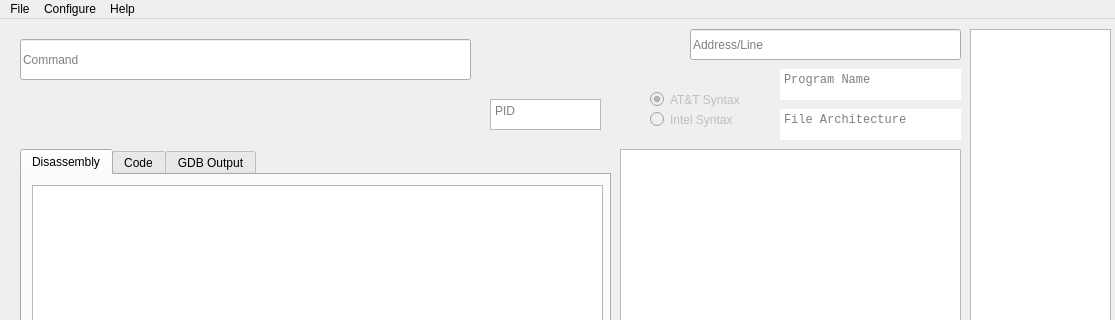
Before: the Qt Designer form mainwindow.ui in Satharus/Disass, drawn with Qt 5; both pictures show x 0 to 1115 and y 0 to 320 of the 1115 by 635 pixel window.
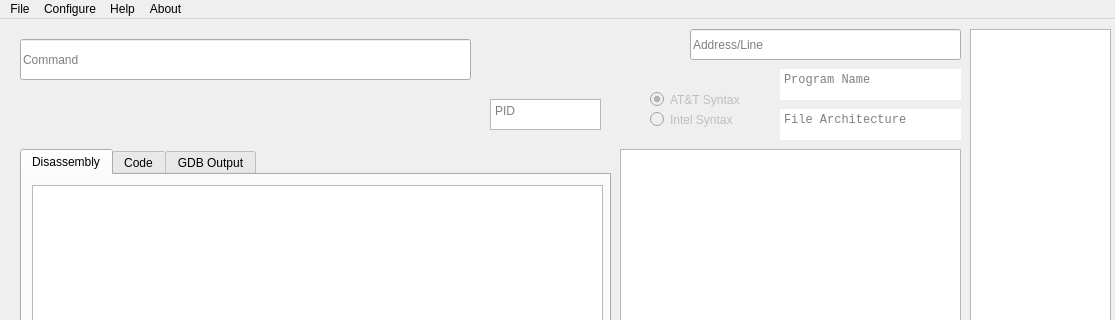
After: the same form once the commit is applied. Icons and pictures are not drawn.

Patch:
```diff
--- a/mainwindow.ui
+++ b/mainwindow.ui
@@ -679,9 +679,18 @@
     </widget>
     <addaction name="menuForce_Architecture"/>
    </widget>
+   <widget class="QMenu" name="menuAbout">
+    <property name="title">
+     <string>About</string>
+    </property>
+    <addaction name="actionAbout"/>
+    <addaction name="actionLicense"/>
+    <addaction name="actionContribute"/>
+   </widget>
    <addaction name="menuFile"/>
    <addaction name="menuConfigure"/>
    <addaction name="menuHelp"/>
+   <addaction name="menuAbout"/>
   </widget>
   <widget class="QStatusBar" name="statusBar">
    <property name="sizeGripEnabled">
```
Left out of the diff: 35 changed lines with no effect on the pictures.
